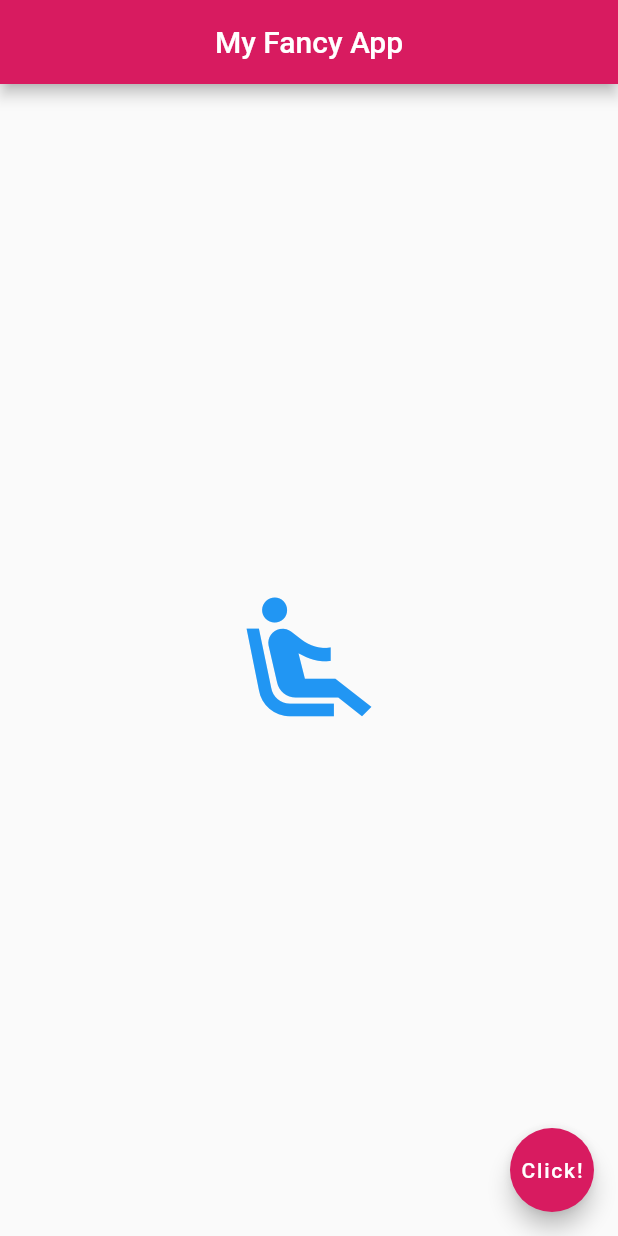
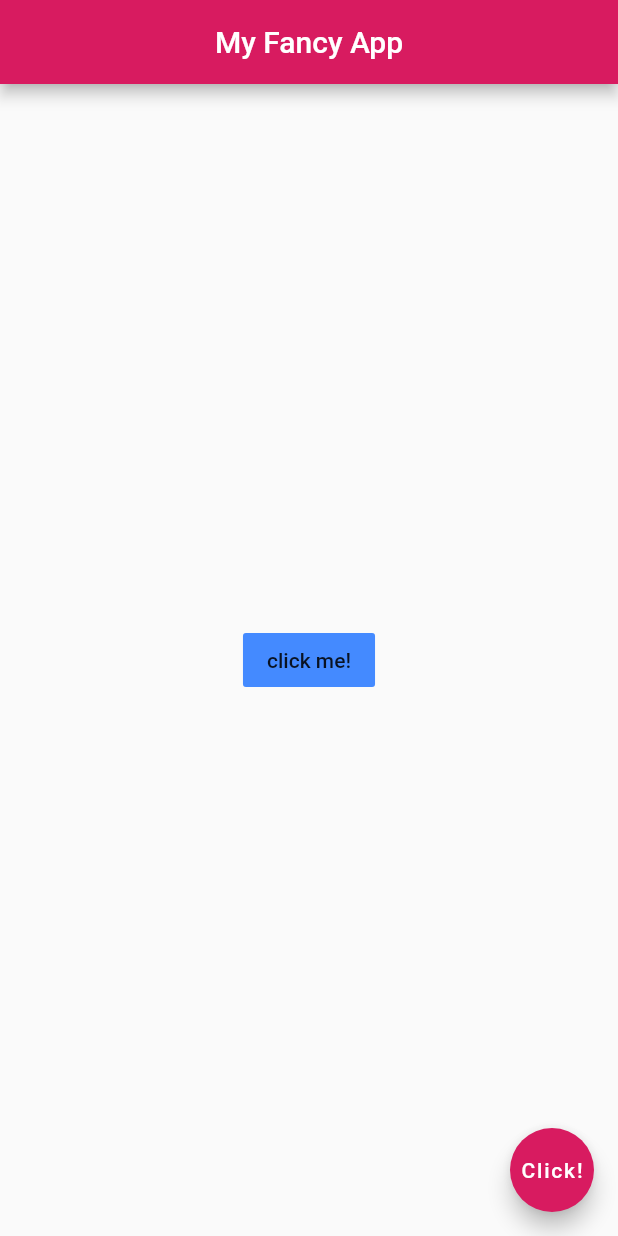
Before and after one commit to kiraci/basicAppFlutter, a Flutter app: the screen it shows after launch, on a phone screen of 412 x 824 dp. Run offline on Flutter 3.47's test engine with Material 2 defaults, Android fonts, the phone set to English and light mode, and no system bars.

Commit message:
Flat Button

```diff
--- a/basicApp/lib/main.dart
+++ b/basicApp/lib/main.dart
@@ -16,11 +16,11 @@ class MyApp extends StatelessWidget{
         backgroundColor: Colors.pink[600],
       ),
       body: Center(
-        child: Icon(
-          Icons.airline_seat_recline_extra,
-          color: Colors.blue[500],
-          size: 100.0
-        )
+        child: FlatButton(
+            onPressed: () {},
+            child: Text( "click me!"),
+            color: Colors.blueAccent,
+          )
       ),
       floatingActionButton: FloatingActionButton(
         onPressed: () {},
```
